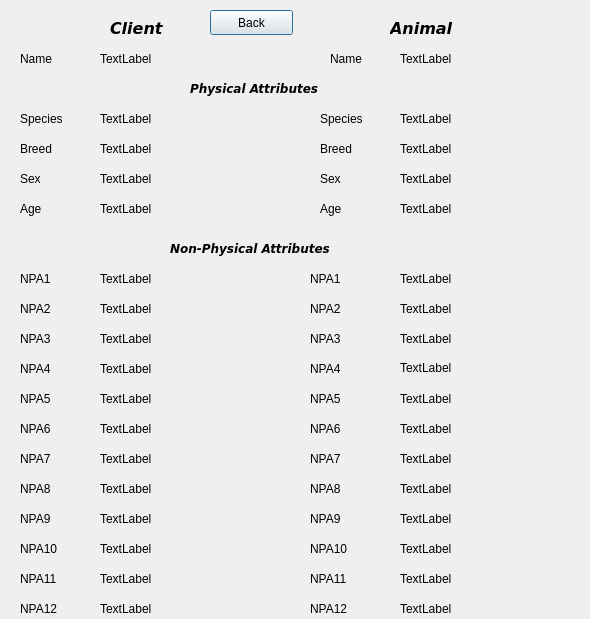
ColeMacdonald1709/comp3004, file acmdetails.ui: the form before one commit.
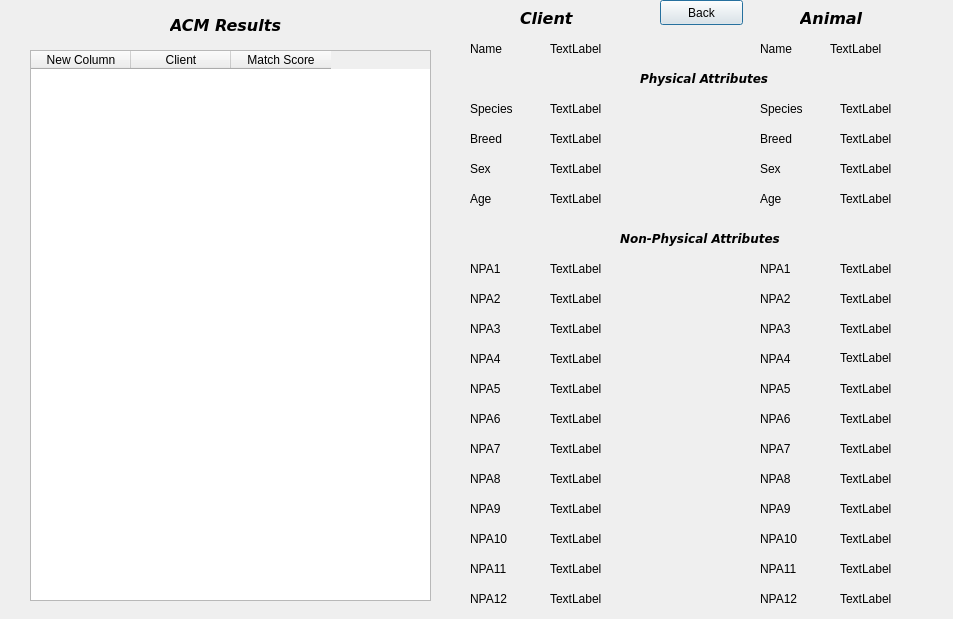
The form after the commit.

Commit message: ACMDetails made to be the sole results window

```diff
--- a/acmdetails.ui
+++ b/acmdetails.ui
@@ -6,7 +6,7 @@
    <rect>
     <x>0</x>
     <y>0</y>
-    <width>590</width>
+    <width>953</width>
     <height>619</height>
    </rect>
   </property>
@@ -16,8 +16,8 @@
   <widget class="QLabel" name="label">
    <property name="geometry">
     <rect>
-     <x>110</x>
-     <y>20</y>
+     <x>520</x>
+     <y>10</y>
      <width>64</width>
      <height>17</height>
     </rect>
@@ -38,8 +38,8 @@
   <widget class="QLabel" name="label_2">
    <property name="geometry">
     <rect>
-     <x>390</x>
-     <y>20</y>
+     <x>800</x>
+     <y>10</y>
      <width>64</width>
      <height>17</height>
     </rect>
@@ -60,8 +60,8 @@
   <widget class="QLabel" name="cname_label">
    <property name="geometry">
     <rect>
-     <x>20</x>
-     <y>50</y>
+     <x>470</x>
+     <y>40</y>
      <width>64</width>
      <height>17</height>
     </rect>
@@ -73,8 +73,8 @@
   <widget class="QLabel" name="aname_label">
    <property name="geometry">
     <rect>
-     <x>330</x>
-     <y>50</y>
+     <x>760</x>
+     <y>40</y>
      <width>64</width>
      <height>17</height>
     </rect>
@@ -86,8 +86,8 @@
   <widget class="QLabel" name="txt_clientname">
    <property name="geometry">
     <rect>
-     <x>100</x>
-     <y>50</y>
+     <x>550</x>
+     <y>40</y>
      <width>64</width>
      <height>17</height>
     </rect>
@@ -99,8 +99,8 @@
   <widget class="QLabel" name="txt_animalname">
    <property name="geometry">
     <rect>
-     <x>400</x>
-     <y>50</y>
+     <x>830</x>
+     <y>40</y>
      <width>64</width>
      <height>17</height>
     </rect>
@@ -112,8 +112,8 @@
   <widget class="QLabel" name="PAtitle_label">
    <property name="geometry">
     <rect>
-     <x>190</x>
-     <y>80</y>
+     <x>640</x>
+     <y>70</y>
      <width>141</width>
      <height>16</height>
     </rect>
@@ -133,8 +133,8 @@
   <widget class="QLabel" name="cspecies_label">
    <property name="geometry">
     <rect>
-     <x>20</x>
-     <y>110</y>
+     <x>470</x>
+     <y>100</y>
      <width>64</width>
      <height>17</height>
     </rect>
@@ -146,8 +146,8 @@
   <widget class="QLabel" name="aspecies_label">
    <property name="geometry">
     <rect>
-     <x>320</x>
-     <y>110</y>
+     <x>760</x>
+     <y>100</y>
      <width>64</width>
      <height>17</height>
     </rect>
@@ -159,8 +159,8 @@
   <widget class="QLabel" name="txt_cspecies">
    <property name="geometry">
     <rect>
-     <x>100</x>
-     <y>110</y>
+     <x>550</x>
+     <y>100</y>
      <width>64</width>
      <height>17</height>
     </rect>
@@ -172,8 +172,8 @@
   <widget class="QLabel" name="txt_aspecies">
    <property name="geometry">
     <rect>
-     <x>400</x>
-     <y>110</y>
+     <x>840</x>
+     <y>100</y>
      <width>64</width>
      <height>17</height>
     </rect>
@@ -185,8 +185,8 @@
   <widget class="QLabel" name="cbreed_label">
    <property name="geometry">
     <rect>
-     <x>20</x>
-     <y>140</y>
+     <x>470</x>
+     <y>130</y>
      <width>64</width>
      <height>17</height>
     </rect>
@@ -198,8 +198,8 @@
   <widget class="QLabel" name="abreed_label">
    <property name="geometry">
     <rect>
-     <x>320</x>
-     <y>140</y>
+     <x>760</x>
+     <y>130</y>
      <width>64</width>
      <height>17</height>
     </rect>
@@ -211,8 +211,8 @@
   <widget class="QLabel" name="csex_label">
    <property name="geometry">
     <rect>
-     <x>20</x>
-     <y>170</y>
+     <x>470</x>
+     <y>160</y>
      <width>64</width>
      <height>17</height>
     </rect>
@@ -224,8 +224,8 @@
   <widget class="QLabel" name="asex_label">
    <property name="geometry">
     <rect>
-     <x>320</x>
-     <y>170</y>
+     <x>760</x>
+     <y>160</y>
      <width>64</width>
      <height>17</height>
     </rect>
@@ -237,8 +237,8 @@
   <widget class="QLabel" name="txt_cbreed">
    <property name="geometry">
     <rect>
-     <x>100</x>
-     <y>140</y>
+     <x>550</x>
+     <y>130</y>
      <width>64</width>
      <height>17</height>
     </rect>
@@ -250,8 +250,8 @@
   <widget class="QLabel" name="txt_abreed">
    <property name="geometry">
     <rect>
-     <x>400</x>
-     <y>140</y>
+     <x>840</x>
+     <y>130</y>
      <width>64</width>
      <height>17</height>
     </rect>
@@ -263,8 +263,8 @@
   <widget class="QLabel" name="txt_csex">
    <property name="geometry">
     <rect>
-     <x>100</x>
-     <y>170</y>
+     <x>550</x>
+     <y>160</y>
      <width>64</width>
      <height>17</height>
     </rect>
@@ -276,8 +276,8 @@
   <widget class="QLabel" name="txt_asex">
    <property name="geometry">
     <rect>
-     <x>400</x>
-     <y>170</y>
+     <x>840</x>
+     <y>160</y>
      <width>64</width>
      <height>17</height>
     </rect>
@@ -289,8 +289,8 @@
   <widget class="QLabel" name="cage_label">
    <property name="geometry">
     <rect>
-     <x>20</x>
-     <y>200</y>
+     <x>470</x>
+     <y>190</y>
      <width>64</width>
      <height>17</height>
     </rect>
@@ -302,8 +302,8 @@
   <widget class="QLabel" name="aage_label">
    <property name="geometry">
     <rect>
-     <x>320</x>
-     <y>200</y>
+     <x>760</x>
+     <y>190</y>
      <width>64</width>
      <height>17</height>
     </rect>
@@ -315,8 +315,8 @@
   <widget class="QLabel" name="txt_cage">
    <property name="geometry">
     <rect>
-     <x>100</x>
-     <y>200</y>
+     <x>550</x>
+     <y>190</y>
      <width>64</width>
      <height>17</height>
     </rect>
@@ -328,8 +328,8 @@
   <widget class="QLabel" name="txt_aage">
    <property name="geometry">
     <rect>
-     <x>400</x>
-     <y>200</y>
+     <x>840</x>
+     <y>190</y>
      <width>64</width>
      <height>17</height>
     </rect>
@@ -341,8 +341,8 @@
   <widget class="QLabel" name="NPAtitle_label">
    <property name="geometry">
     <rect>
-     <x>170</x>
-     <y>240</y>
+     <x>620</x>
+     <y>230</y>
      <width>191</width>
      <height>16</height>
     </rect>
@@ -362,8 +362,8 @@
   <widget class="QLabel" name="NPA1_label">
    <property name="geometry">
     <rect>
-     <x>20</x>
-     <y>270</y>
+     <x>470</x>
+     <y>260</y>
      <width>41</width>
      <height>17</height>
     </rect>
@@ -375,8 +375,8 @@
   <widget class="QLabel" name="NPA1_label_2">
    <property name="geometry">
     <rect>
-     <x>310</x>
-     <y>270</y>
+     <x>760</x>
+     <y>260</y>
      <width>41</width>
      <height>17</height>
     </rect>
@@ -388,8 +388,8 @@
   <widget class="QLabel" name="txt_NPA1">
    <property name="geometry">
     <rect>
-     <x>100</x>
-     <y>270</y>
+     <x>550</x>
+     <y>260</y>
      <width>64</width>
      <height>17</height>
     </rect>
@@ -401,8 +401,8 @@
   <widget class="QLabel" name="txt_NPA1_2">
    <property name="geometry">
     <rect>
-     <x>400</x>
-     <y>270</y>
+     <x>840</x>
+     <y>260</y>
      <width>64</width>
      <height>17</height>
     </rect>
@@ -414,8 +414,8 @@
   <widget class="QLabel" name="NPA2_label">
    <property name="geometry">
     <rect>
-     <x>20</x>
-     <y>300</y>
+     <x>470</x>
+     <y>290</y>
      <width>41</width>
      <height>17</height>
     </rect>
@@ -427,8 +427,8 @@
   <widget class="QLabel" name="NPA2_label_2">
    <property name="geometry">
     <rect>
-     <x>310</x>
-     <y>300</y>
+     <x>760</x>
+     <y>290</y>
      <width>41</width>
      <height>17</height>
     </rect>
@@ -440,8 +440,8 @@
   <widget class="QLabel" name="NPA3_label">
    <property name="geometry">
     <rect>
-     <x>20</x>
-     <y>330</y>
+     <x>470</x>
+     <y>320</y>
      <width>41</width>
      <height>17</height>
     </rect>
@@ -453,8 +453,8 @@
   <widget class="QLabel" name="NPA3_label_2">
    <property name="geometry">
     <rect>
-     <x>310</x>
-     <y>330</y>
+     <x>760</x>
+     <y>320</y>
      <width>41</width>
      <height>17</height>
     </rect>
@@ -466,8 +466,8 @@
   <widget class="QLabel" name="NPA4_label">
    <property name="geometry">
     <rect>
-     <x>20</x>
-     <y>360</y>
+     <x>470</x>
+     <y>350</y>
      <width>41</width>
      <height>17</height>
     </rect>
@@ -479,8 +479,8 @@
   <widget class="QLabel" name="NPA4_label_2">
    <property name="geometry">
     <rect>
-     <x>310</x>
-     <y>360</y>
+     <x>760</x>
+     <y>350</y>
      <width>41</width>
      <height>17</height>
     </rect>
@@ -492,8 +492,8 @@
   <widget class="QLabel" name="NPA5_label">
    <property name="geometry">
     <rect>
-     <x>20</x>
-     <y>390</y>
+     <x>470</x>
+     <y>380</y>
      <width>41</width>
      <height>17</height>
     </rect>
@@ -505,8 +505,8 @@
   <widget class="QLabel" name="NPA5_label_2">
    <property name="geometry">
     <rect>
-     <x>310</x>
-     <y>390</y>
+     <x>760</x>
+     <y>380</y>
      <width>41</width>
      <height>17</height>
     </rect>
@@ -518,8 +518,8 @@
   <widget class="QLabel" name="NPA6_label">
    <property name="geometry">
     <rect>
-     <x>20</x>
-     <y>420</y>
+     <x>470</x>
+     <y>410</y>
      <width>41</width>
      <height>17</height>
     </rect>
@@ -531,8 +531,8 @@
   <widget class="QLabel" name="NPA6_label_2">
    <property name="geometry">
     <rect>
-     <x>310</x>
-     <y>420</y>
+     <x>760</x>
+     <y>410</y>
      <width>41</width>
      <height>17</height>
     </rect>
@@ -544,8 +544,8 @@
   <widget class="QLabel" name="NPA7_label">
    <property name="geometry">
     <rect>
-     <x>20</x>
-     <y>450</y>
+     <x>470</x>
+     <y>440</y>
      <width>41</width>
      <height>17</height>
     </rect>
@@ -557,8 +557,8 @@
   <widget class="QLabel" name="NPA7_label_2">
    <property name="geometry">
     <rect>
-     <x>310</x>
-     <y>450</y>
+     <x>760</x>
+     <y>440</y>
      <width>41</width>
      <height>17</height>
     </rect>
@@ -570,8 +570,8 @@
   <widget class="QLabel" name="NPA8_label">
    <property name="geometry">
     <rect>
-     <x>20</x>
-     <y>480</y>
+     <x>470</x>
+     <y>470</y>
      <width>41</width>
      <height>17</height>
     </rect>
@@ -583,8 +583,8 @@
   <widget class="QLabel" name="NPA8_label_2">
    <property name="geometry">
     <rect>
-     <x>310</x>
-     <y>480</y>
+     <x>760</x>
+     <y>470</y>
      <width>41</width>
      <height>17</height>
     </rect>
@@ -596,8 +596,8 @@
   <widget class="QLabel" name="NPA9_label">
    <property name="geometry">
     <rect>
-     <x>20</x>
-     <y>510</y>
+     <x>470</x>
+     <y>500</y>
      <width>41</width>
      <height>17</height>
     </rect>
@@ -609,8 +609,8 @@
   <widget class="QLabel" name="NPA9_label_2">
    <property name="geometry">
     <rect>
-     <x>310</x>
-     <y>510</y>
+     <x>760</x>
+     <y>500</y>
      <width>41</width>
      <height>17</height>
     </rect>
@@ -622,8 +622,8 @@
   <widget class="QLabel" name="NPA10_label">
    <property name="geometry">
     <rect>
-     <x>20</x>
-     <y>540</y>
+     <x>470</x>
+     <y>530</y>
      <width>51</width>
      <height>17</height>
     </rect>
@@ -635,8 +635,8 @@
   <widget class="QLabel" name="NPA10_label_2">
    <property name="geometry">
     <rect>
-     <x>310</x>
-     <y>540</y>
+     <x>760</x>
+     <y>530</y>
      <width>51</width>
      <height>17</height>
     </rect>
@@ -648,8 +648,8 @@
   <widget class="QLabel" name="NPA11_label">
    <property name="geometry">
     <rect>
-     <x>20</x>
-     <y>570</y>
+     <x>470</x>
+     <y>560</y>
      <width>51</width>
      <height>17</height>
     </rect>
@@ -661,8 +661,8 @@
   <widget class="QLabel" name="NPA11_label_2">
    <property name="geometry">
     <rect>
-     <x>310</x>
-     <y>570</y>
+     <x>760</x>
+     <y>560</y>
      <width>51</width>
      <height>17</height>
     </rect>
@@ -674,8 +674,8 @@
   <widget class="QLabel" name="NPA12_label">
    <property name="geometry">
     <rect>
-     <x>20</x>
-     <y>600</y>
+     <x>470</x>
+     <y>590</y>
      <width>51</width>
      <height>17</height>
     </rect>
@@ -687,8 +687,8 @@
   <widget class="QLabel" name="NPA12_label_2">
    <property name="geometry">
     <rect>
-     <x>310</x>
-     <y>600</y>
+     <x>760</x>
+     <y>590</y>
      <width>51</width>
      <height>17</height>
     </rect>
@@ -700,8 +700,8 @@
   <widget class="QLabel" name="txt_NPA2">
    <property name="geometry">
     <rect>
-     <x>100</x>
-     <y>300</y>
+     <x>550</x>
+     <y>290</y>
      <width>64</width>
      <height>17</height>
     </rect>
@@ -713,8 +713,8 @@
   <widget class="QLabel" name="txt_NPA2_2">
    <property name="geometry">
     <rect>
-     <x>400</x>
-     <y>300</y>
+     <x>840</x>
+     <y>290</y>
      <width>64</width>
      <height>17</height>
     </rect>
@@ -726,8 +726,8 @@
   <widget class="QLabel" name="txt_NPA3">
    <property name="geometry">
     <rect>
-     <x>100</x>
-     <y>330</y>
+     <x>550</x>
+     <y>320</y>
      <width>64</width>
      <height>17</height>
     </rect>
@@ -739,8 +739,8 @@
   <widget class="QLabel" name="txt_NPA3_2">
    <property name="geometry">
     <rect>
-     <x>400</x>
-     <y>330</y>
+     <x>840</x>
+     <y>320</y>
      <width>64</width>
      <height>17</height>
     </rect>
@@ -752,8 +752,8 @@
   <widget class="QLabel" name="txt_NPA4">
    <property name="geometry">
     <rect>
-     <x>100</x>
-     <y>360</y>
+     <x>550</x>
+     <y>350</y>
      <width>64</width>
      <height>17</height>
     </rect>
@@ -765,8 +765,8 @@
   <widget class="QLabel" name="txt_NPA4_2">
    <property name="geometry">
     <rect>
-     <x>400</x>
-     <y>360</y>
+     <x>840</x>
+     <y>350</y>
      <width>64</width>
      <height>16</height>
     </rect>
@@ -778,8 +778,8 @@
   <widget class="QLabel" name="txt_NPA5">
    <property name="geometry">
     <rect>
-     <x>100</x>
-     <y>390</y>
+     <x>550</x>
+     <y>380</y>
      <width>64</width>
      <height>17</height>
     </rect>
@@ -791,8 +791,8 @@
   <widget class="QLabel" name="txt_NPA5_2">
    <property name="geometry">
     <rect>
-     <x>400</x>
-     <y>390</y>
+     <x>840</x>
+     <y>380</y>
      <width>64</width>
      <height>17</height>
     </rect>
@@ -804,8 +804,8 @@
   <widget class="QLabel" name="txt_NPA6">
    <property name="geometry">
     <rect>
-     <x>100</x>
-     <y>420</y>
+     <x>550</x>
+     <y>410</y>
      <width>64</width>
      <height>17</height>
     </rect>
@@ -817,8 +817,8 @@
   <widget class="QLabel" name="txt_NPA6_2">
    <property name="geometry">
     <rect>
-     <x>400</x>
-     <y>420</y>
+     <x>840</x>
+     <y>410</y>
      <width>64</width>
      <height>17</height>
     </rect>
@@ -830,8 +830,8 @@
   <widget class="QLabel" name="txt_NPA7">
    <property name="geometry">
     <rect>
-     <x>100</x>
-     <y>450</y>
+     <x>550</x>
+     <y>440</y>
      <width>64</width>
      <height>17</height>
     </rect>
@@ -843,8 +843,8 @@
   <widget class="QLabel" name="txt_NPA7_2">
    <property name="geometry">
     <rect>
-     <x>400</x>
-     <y>450</y>
+     <x>840</x>
+     <y>440</y>
      <width>64</width>
      <height>17</height>
     </rect>
@@ -856,8 +856,8 @@
   <widget class="QLabel" name="txt_NPA8">
    <property name="geometry">
     <rect>
-     <x>100</x>
-     <y>480</y>
+     <x>550</x>
+     <y>470</y>
      <width>64</width>
      <height>17</height>
     </rect>
@@ -869,8 +869,8 @@
   <widget class="QLabel" name="txt_NPA8_2">
    <property name="geometry">
     <rect>
-     <x>400</x>
-     <y>480</y>
+     <x>840</x>
+     <y>470</y>
      <width>64</width>
      <height>17</height>
     </rect>
@@ -882,8 +882,8 @@
   <widget class="QLabel" name="txt_NPA9">
    <property name="geometry">
     <rect>
-     <x>100</x>
-     <y>510</y>
+     <x>550</x>
+     <y>500</y>
      <width>64</width>
      <height>17</height>
     </rect>
@@ -895,8 +895,8 @@
   <widget class="QLabel" name="txt_NPA9_2">
    <property name="geometry">
     <rect>
-     <x>400</x>
-     <y>510</y>
+     <x>840</x>
+     <y>500</y>
      <width>64</width>
      <height>17</height>
     </rect>
@@ -908,8 +908,8 @@
   <widget class="QLabel" name="txt_NPA10">
    <property name="geometry">
     <rect>
-     <x>100</x>
-     <y>540</y>
+     <x>550</x>
+     <y>530</y>
      <width>64</width>
      <height>17</height>
     </rect>
@@ -921,8 +921,8 @@
   <widget class="QLabel" name="txt_NPA10_2">
    <property name="geometry">
     <rect>
-     <x>400</x>
-     <y>540</y>
+     <x>840</x>
+     <y>530</y>
      <width>64</width>
      <height>17</height>
     </rect>
@@ -934,8 +934,8 @@
   <widget class="QLabel" name="txt_NPA11">
    <property name="geometry">
     <rect>
-     <x>100</x>
-     <y>570</y>
+     <x>550</x>
+     <y>560</y>
      <width>64</width>
      <height>17</height>
     </rect>
@@ -947,8 +947,8 @@
   <widget class="QLabel" name="txt_NPA11_2">
    <property name="geometry">
     <rect>
-     <x>400</x>
-     <y>570</y>
+     <x>840</x>
+     <y>560</y>
      <width>64</width>
      <height>17</height>
     </rect>
@@ -960,8 +960,8 @@
   <widget class="QLabel" name="txt_NPA12">
    <property name="geometry">
     <rect>
-     <x>100</x>
-     <y>600</y>
+     <x>550</x>
+     <y>590</y>
      <width>64</width>
      <height>17</height>
     </rect>
@@ -973,8 +973,8 @@
   <widget class="QLabel" name="txt_NPA12_2">
    <property name="geometry">
     <rect>
-     <x>400</x>
-     <y>600</y>
+     <x>840</x>
+     <y>590</y>
      <width>64</width>
      <height>17</height>
     </rect>
@@ -986,8 +986,8 @@
   <widget class="QPushButton" name="backButton">
    <property name="geometry">
     <rect>
-     <x>210</x>
-     <y>10</y>
+     <x>660</x>
+     <y>0</y>
      <width>83</width>
      <height>25</height>
     </rect>
@@ -996,6 +996,56 @@
     <string>Back</string>
    </property>
   </widget>
+  <widget class="QLabel" name="ACMTitle">
+   <property name="geometry">
+    <rect>
+     <x>170</x>
+     <y>10</y>
+     <width>131</width>
+     <height>31</height>
+    </rect>
+   </property>
+   <property name="font">
+    <font>
+     <family>DejaVu Sans</family>
+     <pointsize>12</pointsize>
+     <weight>75</weight>
+     <italic>true</italic>
+     <bold>true</bold>
+    </font>
+   </property>
+   <property name="layoutDirection">
+    <enum>Qt::LeftToRight</enum>
+   </property>
+   <property name="text">
+    <string>ACM Results</string>
+   </property>
+  </widget>
+  <widget class="QTableWidget" name="ACMResultsTable">
+   <property name="geometry">
+    <rect>
+     <x>30</x>
+     <y>50</y>
+     <width>401</width>
+     <height>551</height>
+    </rect>
+   </property>
+   <column>
+    <property name="text">
+     <string>New Column</string>
+    </property>
+   </column>
+   <column>
+    <property name="text">
+     <string>Client</string>
+    </property>
+   </column>
+   <column>
+    <property name="text">
+     <string>Match Score</string>
+    </property>
+   </column>
+  </widget>
  </widget>
  <resources/>
  <connections/>
```
The commit also changes 2 other files.
